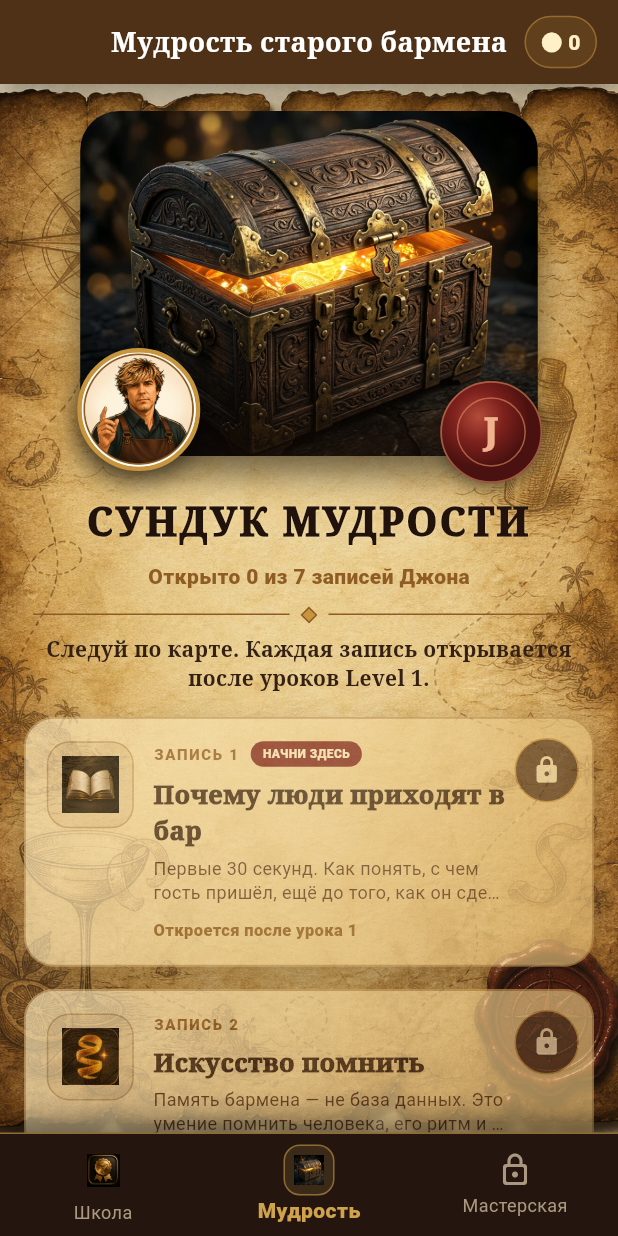
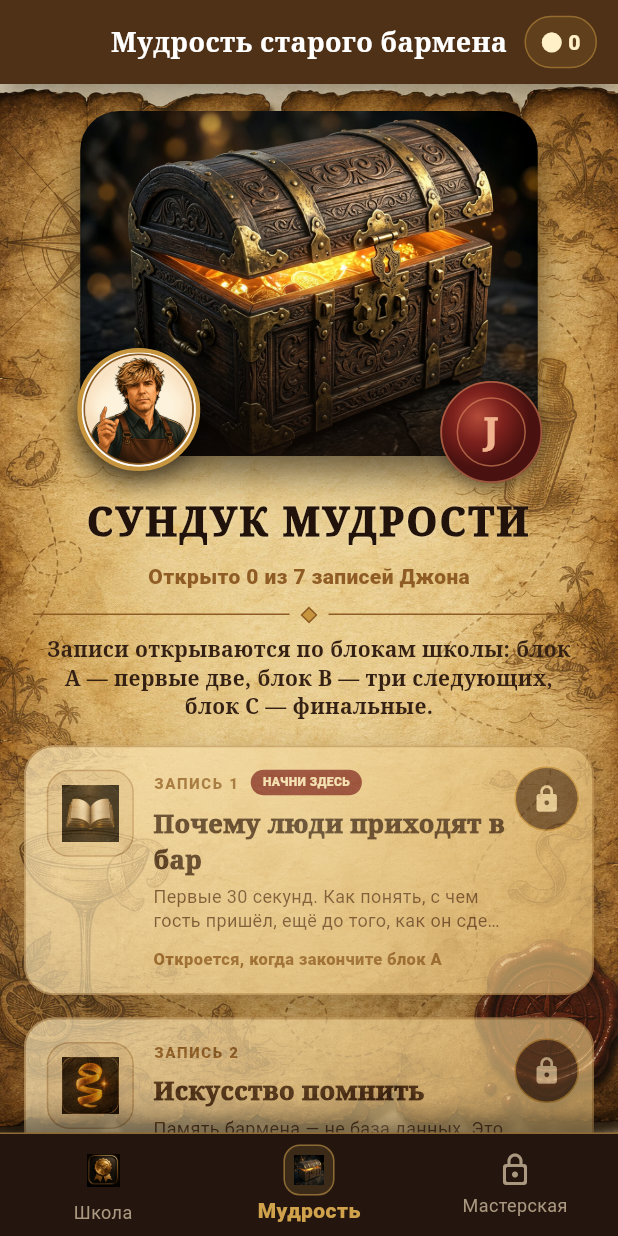
Before and after one commit to shevchenkovania-stack/BarmenJohnSchool, a Flutter app: the screen it shows after launch, item 2 of the bottom bar chosen, on a phone screen of 412 x 824 dp. Run offline on Flutter 3.47's test engine with Material 3 defaults, Android fonts, the phone set to English and light mode, and no system bars; our stand-ins replace cached_network_image, connectivity_plus, dio, flutter_cache_manager, flutter_secure_storage, google_fonts and 9 more; accounts and stored records are empty; network calls fail.

Commit message:
Мудрость открывается по блокам школы + понятный замок мастерской
Мудрость:
- school_config: wisdomBlocks {1-2: A, 3-5: B, 6-7: C}; проходной счёт
  уроков теперь выводится из блоков, а не задаётся вручную
- ProgressService: isWisdomAvailable проверяет завершение блока целиком
  (isWisdomBlockCompleted) + чтение предыдущей записи + монеты
- подписи в сундуке: «Откроется, когда закончите блок A/B/C»
- счётчик «Открыто N из 7» на главной считается тем же правилом, что и
  сундук (раньше считались разные вещи и числа расходились)

Мастерская:
- новый WorkshopLockedScreen: вместо SnackBar и пустого экрана — Джон,
  объяснение и кнопка «К первому уроку», которая переключает на «Школу»
- MainShell: вкладка «Мастерская» всегда открывается, содержимое зависит
  от прохождения lesson_A_01

Тесты: 82 bartender_school + 9 QA, переполнений нет, analyze чистый.

```diff
--- a/lib/features/bartender_school/presentation/screens/wisdom_vault_screen.dart
+++ b/lib/features/bartender_school/presentation/screens/wisdom_vault_screen.dart
@@ -117,6 +117,10 @@ class _WisdomVaultScreenState extends State<WisdomVaultScreen>
                       price: progress.getWisdomPrice(lesson.lessonNumber),
                       requiredLessons:
                           progress.wisdomRequiredLessons(lesson.lessonNumber),
+                      blockId:
+                          progress.wisdomBlockFor(lesson.lessonNumber) ?? 'A',
+                      blockCompleted:
+                          progress.isWisdomBlockCompleted(lesson.lessonNumber),
                       sequenceLocked: !progress
                           .isWisdomSequenceUnlocked(lesson.lessonNumber),
                       onTap: () => _openLesson(context, lesson, progress),
@@ -387,8 +391,11 @@ class _ChapterHeading extends StatelessWidget {
       children: [
         WisdomOrnamentDivider(),
         SizedBox(height: 10),
-        Text(
-          'Следуй по карте. Каждая запись открывается после уроков Level 1.',
+        Padding(
+          padding: EdgeInsets.symmetric(horizontal: 6),
+          child: Text(
+            'Записи открываются по блокам школы: блок A — первые две, '
+            'блок B — три следующих, блок C — финальные.',
             textAlign: TextAlign.center,
             style: TextStyle(
               color: WisdomPalette.ink,
@@ -396,6 +403,7 @@ class _ChapterHeading extends StatelessWidget {
               fontSize: 14,
               fontWeight: FontWeight.w700,
               height: 1.35,
+            ),
           ),
         ),
       ],
@@ -411,6 +419,10 @@ class _WisdomMapCard extends StatelessWidget {
   final bool canAfford;
   final int price;
   final int requiredLessons;
+
+  /// Блок школы, который открывает запись ('A', 'B', 'C').
+  final String blockId;
+  final bool blockCompleted;
   final bool sequenceLocked;
   final VoidCallback onTap;
 
@@ -422,6 +434,8 @@ class _WisdomMapCard extends StatelessWidget {
     required this.canAfford,
     required this.price,
     required this.requiredLessons,
+    required this.blockId,
+    required this.blockCompleted,
     required this.sequenceLocked,
     required this.onTap,
   });
@@ -585,10 +599,12 @@ class _WisdomMapCard extends StatelessWidget {
   String _statusText(bool locked) {
     if (isPurchased) return 'Печать снята • читать';
     if (locked) {
+      if (!blockCompleted) {
+        return 'Откроется, когда закончите блок $blockId';
+      }
       if (sequenceLocked) {
         return 'Сначала завершите запись ${lesson.lessonNumber - 1}';
       }
-      return 'Откроется после урока $requiredLessons';
     }
     if (!canAfford) return 'Нужно $price монет';
     return '$price монет • сломать печать';
--- a/lib/shell/main_shell.dart
+++ b/lib/shell/main_shell.dart
@@ -2,6 +2,7 @@ import 'package:flutter/material.dart';
 import 'package:provider/provider.dart';
 import 'package:coin/features/home/view/home_screen.dart';
 import 'package:coin/features/bartender_school/presentation/screens/wisdom_vault_screen.dart';
+import 'package:coin/features/bartender_school/presentation/screens/workshop_locked_screen.dart';
 import 'package:coin/features/bartender_school/presentation/screens/workshop_screen.dart';
 import 'package:coin/features/bartender_school/data/progress_service.dart';
 import 'package:coin/features/bartender_school/domain/entities/progress.dart';
@@ -33,12 +34,18 @@ class MainShell extends StatefulWidget {
 class _MainShellState extends State<MainShell> {
   int _currentIndex = 0;
 
-  // Экраны создаются один раз — IndexedStack их не пересоздаёт
-  static const _screens = [
-    HomeScreen(), // 🎓 Главный экран — школа бармена (с большой картинкой)
-    WisdomVaultScreen(), // 📜 Мудрость старого бармена
-    WorkshopScreen(), // 🍸 Мастерская — практика бармена
+  // Экраны создаются один раз — IndexedStack их не пересоздаёт.
+  // Мастерская на третьем месте подменяется заглушкой, пока первый урок
+  // не пройден: пустой экран с замком объясняет, что делать, а SnackBar
+  // «пройди первый урок» раньше просто отталкивал.
+  late final List<Widget> _screens = [
+    const HomeScreen(), // 🎓 Главный экран — школа бармена
+    const WisdomVaultScreen(), // 📜 Мудрость старого бармена
+    const WorkshopScreen(), // 🍸 Мастерская — практика бармена
   ];
+
+  /// Переключиться на вкладку «Школа» — вызывается из замка мастерской.
+  void _goToSchool() => setState(() => _currentIndex = 0);
 
   @override
   Widget build(BuildContext context) {
@@ -51,7 +58,13 @@ class _MainShellState extends State<MainShell> {
         return Scaffold(
           body: IndexedStack(
             index: _currentIndex,
-            children: _screens,
+            children: [
+              _screens[0],
+              _screens[1],
+              isWorkshopUnlocked
+                  ? _screens[2]
+                  : WorkshopLockedScreen(onGoToLesson: _goToSchool),
+            ],
           ),
           bottomNavigationBar: Container(
             decoration: const BoxDecoration(
@@ -75,26 +88,7 @@ class _MainShellState extends State<MainShell> {
                 letterSpacing: .3,
               ),
               currentIndex: _currentIndex,
-              onTap: (i) {
-                // Блокируем вкладку Мастерской если первый урок не пройден
-                if (i == 2 && !isWorkshopUnlocked) {
-                  ScaffoldMessenger.of(context).showSnackBar(
-                    SnackBar(
-                      content: const Text(
-                        '🔒 Пройди первый урок, чтобы открыть Мастерскую',
-                        style: TextStyle(fontWeight: FontWeight.w600),
-                      ),
-                      backgroundColor: const Color(0xFF252336),
-                      behavior: SnackBarBehavior.floating,
-                      shape: RoundedRectangleBorder(
-                        borderRadius: BorderRadius.circular(10),
-                      ),
-                    ),
-                  );
-                  return;
-                }
-                setState(() => _currentIndex = i);
-              },
+              onTap: (i) => setState(() => _currentIndex = i),
               type: BottomNavigationBarType.fixed,
               items: [
                 BottomNavigationBarItem(
```
Also changed, not shown: lib/features/bartender_school/data/progress_service.dart (+24 -3 lines), lib/features/bartender_school/data/school_config.dart (+36 -10 lines), lib/features/bartender_school/presentation/screens/school_home_screen.dart (+5 -4 lines), lib/features/bartender_school/presentation/screens/workshop_locked_screen.dart (added, +156 -0 lines), 2 other files. Lines whose indentation alone changed are shown as unchanged.
